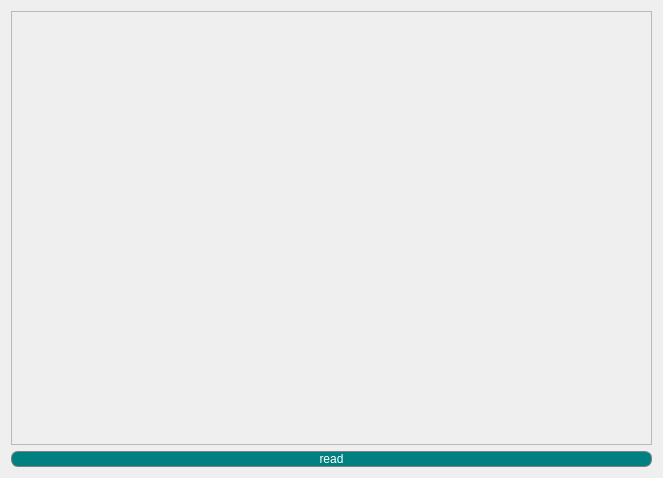
Before: the Qt Designer form bonus of gui for text editor/TextEditor/thirddialog.ui in eslammohamedtolba/Login-and-Text-Editor-Applications, drawn with Qt 5.
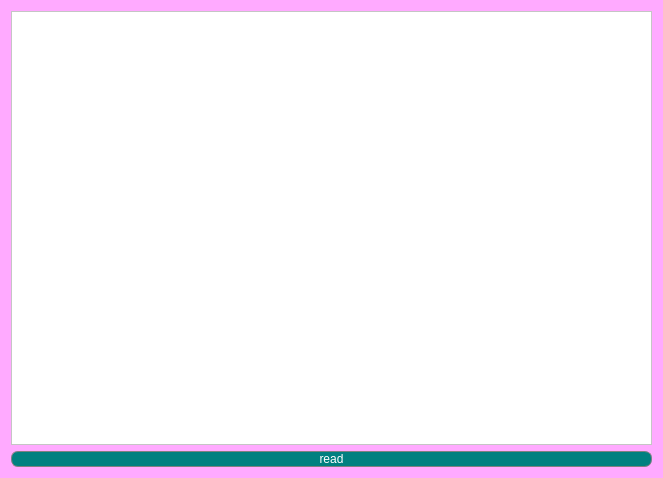
After: the same form once the commit is applied.

Diff of the .ui file:
```diff
--- a/bonus of gui for text editor/TextEditor/thirddialog.ui
+++ b/bonus of gui for text editor/TextEditor/thirddialog.ui
@@ -13,6 +13,9 @@
   <property name="windowTitle">
    <string>Dialog</string>
   </property>
+  <property name="styleSheet">
+   <string notr="true">background:rgb(255, 170, 255);</string>
+  </property>
   <layout class="QVBoxLayout" name="verticalLayout_2">
    <item>
     <layout class="QVBoxLayout" name="verticalLayout">
@@ -21,6 +24,9 @@
        <property name="enabled">
         <bool>false</bool>
        </property>
+       <property name="styleSheet">
+        <string notr="true">background:rgb(255, 255, 255);</string>
+       </property>
       </widget>
      </item>
      <item>
```
